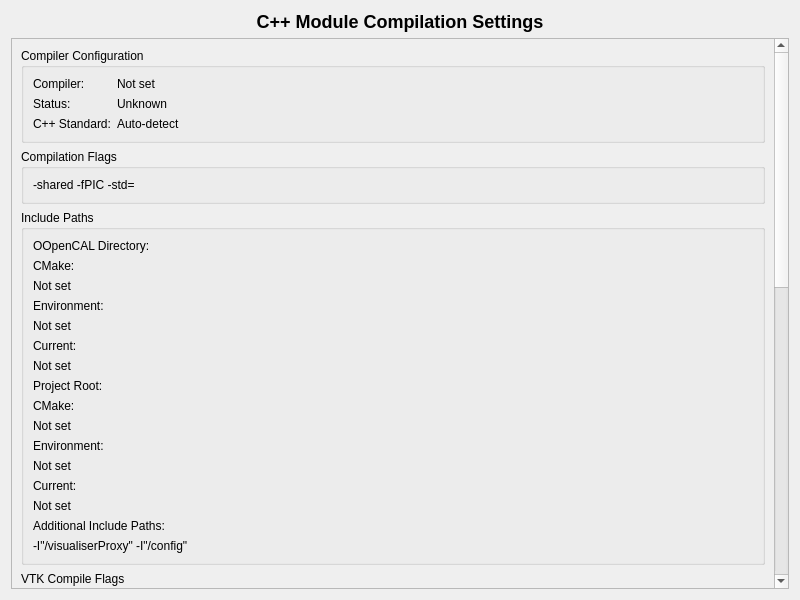
Above: widgets/CompilationSettingsWidget.ui from dmacri/OOpenCal-Viewer before the change. Below: the same form after it.
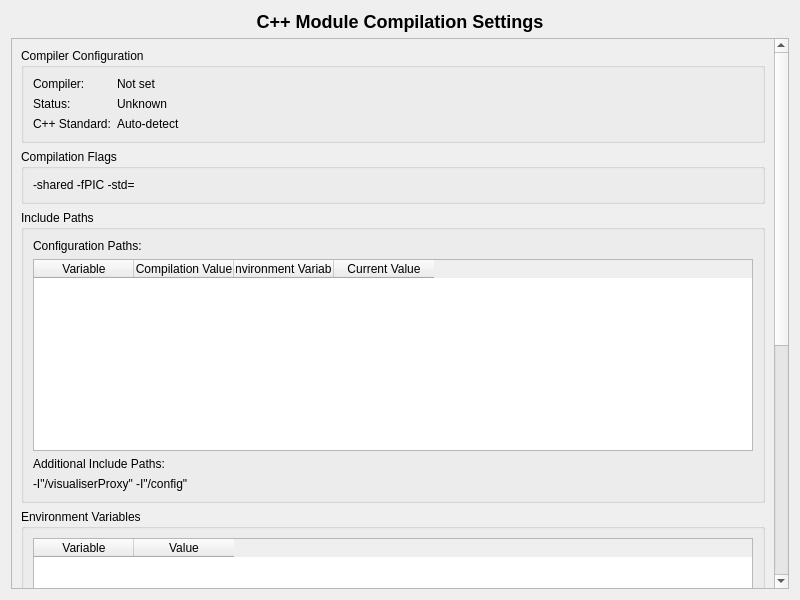
That is the form after the change.

Commit message: OOPENCAL_VIEWER_ROOT and OOPENCAL_DIR and VTK_COMPILE_FLAGS in single table

Patch:
```diff
--- a/widgets/CompilationSettingsWidget.ui
+++ b/widgets/CompilationSettingsWidget.ui
@@ -122,137 +122,46 @@
          </property>
          <layout class="QVBoxLayout" name="verticalLayout_4">
           <item>
-           <widget class="QLabel" name="oopencalPathLabel">
+           <widget class="QLabel" name="configPathsLabel">
             <property name="text">
-             <string>OOpenCAL Directory:</string>
+             <string>Configuration Paths:</string>
             </property>
            </widget>
           </item>
           <item>
-           <widget class="QLabel" name="oopencalCmakeLabel">
-            <property name="text">
-             <string>CMake:</string>
-            </property>
-           </widget>
-          </item>
-          <item>
-           <widget class="QLabel" name="oopencalCmakeValueLabel">
-            <property name="text">
-             <string>Not set</string>
-            </property>
-            <property name="textInteractionFlags">
-             <set>Qt::TextSelectableByMouse</set>
-            </property>
-            <property name="wordWrap">
+           <widget class="QTableWidget" name="configTableWidget">
+            <property name="alternatingRowColors">
              <bool>true</bool>
             </property>
-           </widget>
-          </item>
-          <item>
-           <widget class="QLabel" name="oopencalEnvLabel">
-            <property name="text">
-             <string>Environment:</string>
+            <property name="selectionMode">
+             <enum>QAbstractItemView::NoSelection</enum>
             </property>
-           </widget>
-          </item>
-          <item>
-           <widget class="QLabel" name="oopencalEnvValueLabel">
-            <property name="text">
-             <string>Not set</string>
+            <property name="selectionBehavior">
+             <enum>QAbstractItemView::SelectRows</enum>
             </property>
-            <property name="textInteractionFlags">
-             <set>Qt::TextSelectableByMouse</set>
-            </property>
             <property name="wordWrap">
              <bool>true</bool>
             </property>
-           </widget>
-          </item>
-          <item>
-           <widget class="QLabel" name="oopencalCurrentLabel">
-            <property name="text">
-             <string>Current:</string>
-            </property>
-           </widget>
-          </item>
-          <item>
-           <widget class="QLabel" name="oopencalPathValueLabel">
-            <property name="text">
-             <string>Not set</string>
-            </property>
-            <property name="textInteractionFlags">
-             <set>Qt::TextSelectableByMouse</set>
-            </property>
-            <property name="wordWrap">
-             <bool>true</bool>
-            </property>
-           </widget>
-          </item>
-          <item>
-           <widget class="QLabel" name="projectPathLabel">
-            <property name="text">
-             <string>Project Root:</string>
-            </property>
-           </widget>
-          </item>
-          <item>
-           <widget class="QLabel" name="projectCmakeLabel">
-            <property name="text">
-             <string>CMake:</string>
-            </property>
-           </widget>
-          </item>
-          <item>
-           <widget class="QLabel" name="projectCmakeValueLabel">
-            <property name="text">
-             <string>Not set</string>
-            </property>
-            <property name="textInteractionFlags">
-             <set>Qt::TextSelectableByMouse</set>
-            </property>
-            <property name="wordWrap">
-             <bool>true</bool>
-            </property>
-           </widget>
-          </item>
-          <item>
-           <widget class="QLabel" name="projectEnvLabel">
-            <property name="text">
-             <string>Environment:</string>
-            </property>
-           </widget>
-          </item>
-          <item>
-           <widget class="QLabel" name="projectEnvValueLabel">
-            <property name="text">
-             <string>Not set</string>
-            </property>
-            <property name="textInteractionFlags">
-             <set>Qt::TextSelectableByMouse</set>
-            </property>
-            <property name="wordWrap">
-             <bool>true</bool>
-            </property>
-           </widget>
-          </item>
-          <item>
-           <widget class="QLabel" name="projectCurrentLabel">
-            <property name="text">
-             <string>Current:</string>
-            </property>
-           </widget>
-          </item>
-          <item>
-           <widget class="QLabel" name="projectPathValueLabel">
-            <property name="text">
-             <string>Not set</string>
-            </property>
-            <property name="textInteractionFlags">
-             <set>Qt::TextSelectableByMouse</set>
-            </property>
-            <property name="wordWrap">
-             <bool>true</bool>
-            </property>
+            <column>
+             <property name="text">
+              <string>Variable</string>
+             </property>
+            </column>
+            <column>
+             <property name="text">
+              <string>Compilation Value</string>
+             </property>
+            </column>
+            <column>
+             <property name="text">
+              <string>Environment Variable</string>
+             </property>
+            </column>
+            <column>
+             <property name="text">
+              <string>Current Value</string>
+             </property>
+            </column>
            </widget>
           </item>
           <item>
@@ -278,82 +187,6 @@
          </layout>
         </widget>
        </item>
-       <item>
-        <widget class="QGroupBox" name="vtkFlagsGroupBox">
-         <property name="title">
-          <string>VTK Compile Flags</string>
-         </property>
-         <layout class="QVBoxLayout" name="verticalLayout_6">
-          <item>
-           <widget class="QLabel" name="vtkFlagsLabel">
-            <property name="text">
-             <string>VTK Flags:</string>
-            </property>
-           </widget>
-          </item>
-          <item>
-           <widget class="QLabel" name="vtkCmakeLabel">
-            <property name="text">
-             <string>CMake:</string>
-            </property>
-           </widget>
-          </item>
-          <item>
-           <widget class="QLabel" name="vtkCmakeValueLabel">
-            <property name="text">
-             <string>Not set</string>
-            </property>
-            <property name="textInteractionFlags">
-             <set>Qt::TextSelectableByMouse</set>
-            </property>
-            <property name="wordWrap">
-             <bool>true</bool>
-            </property>
-           </widget>
-          </item>
-          <item>
-           <widget class="QLabel" name="vtkEnvLabel">
-            <property name="text">
-             <string>Environment:</string>
-            </property>
-           </widget>
-          </item>
-          <item>
-           <widget class="QLabel" name="vtkEnvValueLabel">
-            <property name="text">
-             <string>Not set</string>
-            </property>
-            <property name="textInteractionFlags">
-             <set>Qt::TextSelectableByMouse</set>
-            </property>
-            <property name="wordWrap">
-             <bool>true</bool>
-            </property>
-           </widget>
-          </item>
-          <item>
-           <widget class="QLabel" name="vtkCurrentLabel">
-            <property name="text">
-             <string>Current:</string>
-            </property>
-           </widget>
-          </item>
-          <item>
-           <widget class="QLabel" name="vtkCurrentValueLabel">
-            <property name="text">
-             <string>Not set</string>
-            </property>
-            <property name="textInteractionFlags">
-             <set>Qt::TextSelectableByMouse</set>
-            </property>
-            <property name="wordWrap">
-             <bool>true</bool>
-            </property>
-           </widget>
-          </item>
-         </layout>
-        </widget>
-       </item>
        <item>
         <widget class="QGroupBox" name="environmentGroupBox">
          <property name="title">
```
The commit also changes 2 other files.
